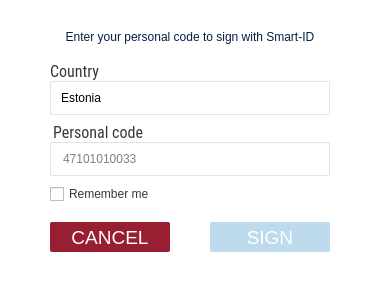
Old version of the form client/dialogs/SmartIDDialog.ui in the repository open-eid/DigiDoc4-Client.
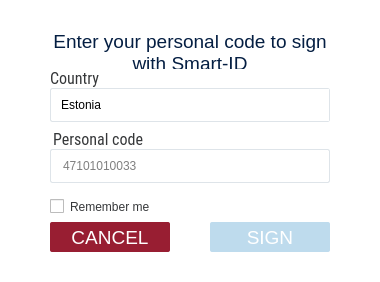
New version of the form. Icons and pictures are not drawn. Custom widgets are drawn as their Qt base class.

Commit message:
Use painted checkbox and sync dialogs (#892)
IB-6802

```diff
--- a/client/dialogs/SmartIDDialog.ui
+++ b/client/dialogs/SmartIDDialog.ui
@@ -60,6 +60,22 @@
 QComboBox::down-arrow:on {
 top: 1px;
 left: 1px;
+}
+QCheckBox {
+min-height: 31px;
+}
+QCheckBox:disabled {
+color: #75787B;
+}
+QCheckBox::indicator {
+width: 14px;
+height: 14px;
+}
+QCheckBox::indicator:unchecked {
+image: url(:/images/icon_checkbox.png);
+}
+QCheckBox::indicator:checked {
+image: url(:/images/icon_checkbox_check.png);
 }</string>
   </property>
   <layout class="QVBoxLayout" name="SmartIDDialogLayout">
@@ -80,6 +96,11 @@
    </property>
    <item>
     <widget class="QLabel" name="labelNameId">
+     <property name="font">
+      <font>
+       <pointsize>14</pointsize>
+      </font>
+     </property>
      <property name="focusPolicy">
       <enum>Qt::TabFocus</enum>
      </property>
@@ -316,6 +337,11 @@
   </layout>
  </widget>
  <customwidgets>
+  <customwidget>
+   <class>CheckBox</class>
+   <extends>QCheckBox</extends>
+   <header>widgets/CheckBox.h</header>
+  </customwidget>
   <customwidget>
    <class>ComboBox</class>
    <extends>QComboBox</extends>
```
Left out of the diff: 14 changed lines with no effect on the pictures. The commit also changes 7 other files.
